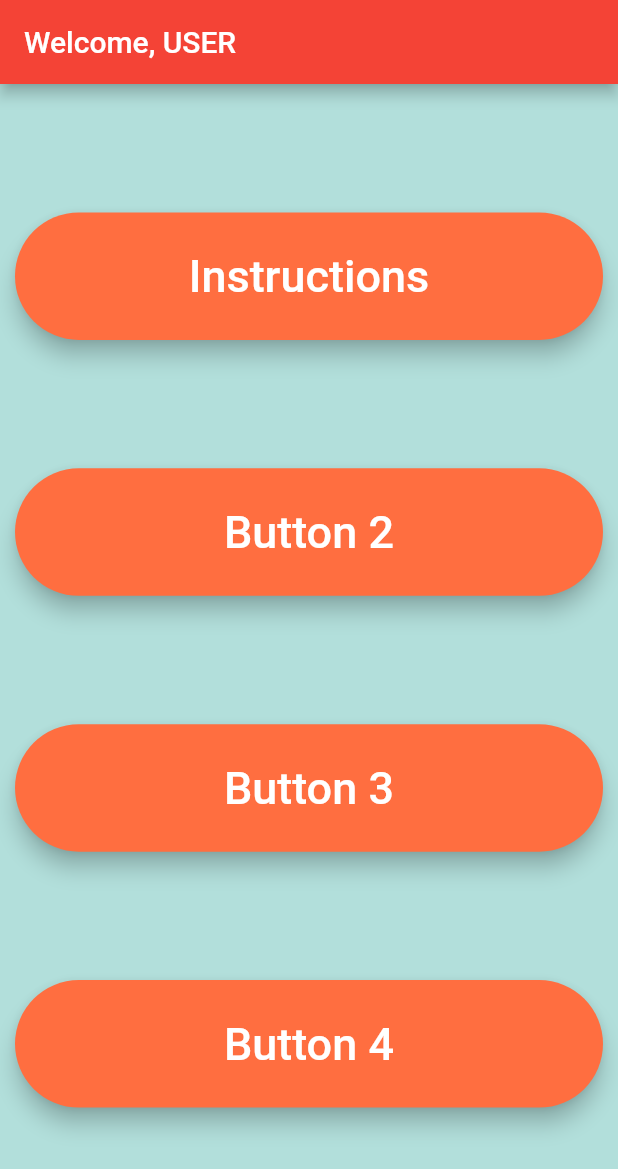
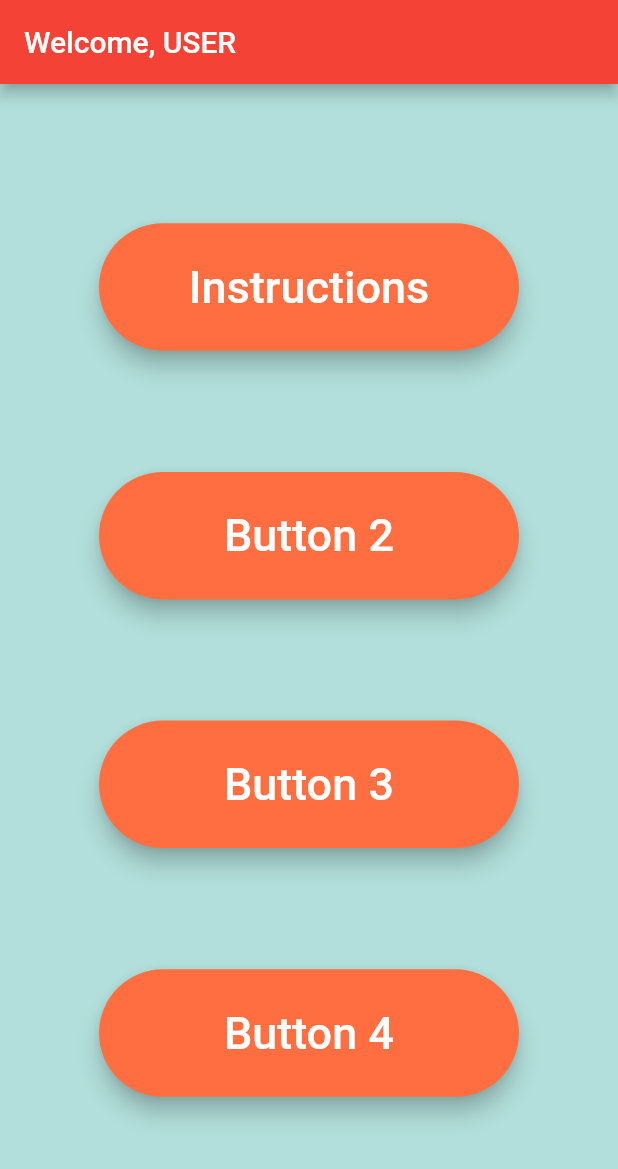
Before and after one commit to NL-Project/panthion, a Flutter app: the screen it shows after launch, on a phone screen of 412 x 824 dp. Shown: the top 1169 px of the screen. Run offline on Flutter 3.47's test engine with Material 2 defaults, Android fonts, the phone set to English and light mode, and no system bars; our stand-ins replace page_transition; missing offline and left inert: pdftron_flutter.

Commit message:
refactor of main page to work with landscape orientation

```diff
--- a/lib/main.dart
+++ b/lib/main.dart
@@ -51,11 +51,9 @@ class _HomeState extends State<Home> {
 
   @override
   Widget build(BuildContext context) {
-    return Center(
+    var mainWidget = Center(
       child: Padding(
-        padding: EdgeInsets.symmetric(
-          horizontal: 10.0,
-        ),
+        padding: EdgeInsets.symmetric(horizontal: 10.0, vertical: 20),
         child: Column(
           mainAxisAlignment: MainAxisAlignment.spaceEvenly,
           children: <Widget>[
@@ -108,6 +106,12 @@ class _HomeState extends State<Home> {
         ),
       ),
     );
+    return OrientationBuilder(
+        builder: (context, orientation) => orientation == Orientation.portrait
+            ? mainWidget
+            : SingleChildScrollView(
+                child: mainWidget,
+              ));
   }
 }
 
@@ -118,21 +122,23 @@ class HomeButton extends StatelessWidget {
 
   @override
   Widget build(BuildContext context) {
-    return SizedBox(
-      width: double.infinity,
+    return Padding(
+      padding: const EdgeInsets.all(8.0),
+      child: SizedBox(
+        width: 280,
         child: RaisedButton(
           elevation: 6,
           color: Colors.deepOrangeAccent,
           textColor: Colors.white,
           padding: const EdgeInsets.all(25),
-        shape: StadiumBorder(
-          ),
+          shape: StadiumBorder(),
           child: Text(
             _text,
             style: TextStyle(fontSize: 30),
           ),
           onPressed: _onPressed,
         ),
+      ),
     );
   }
 }
```
Lines whose indentation alone changed are shown as unchanged.
